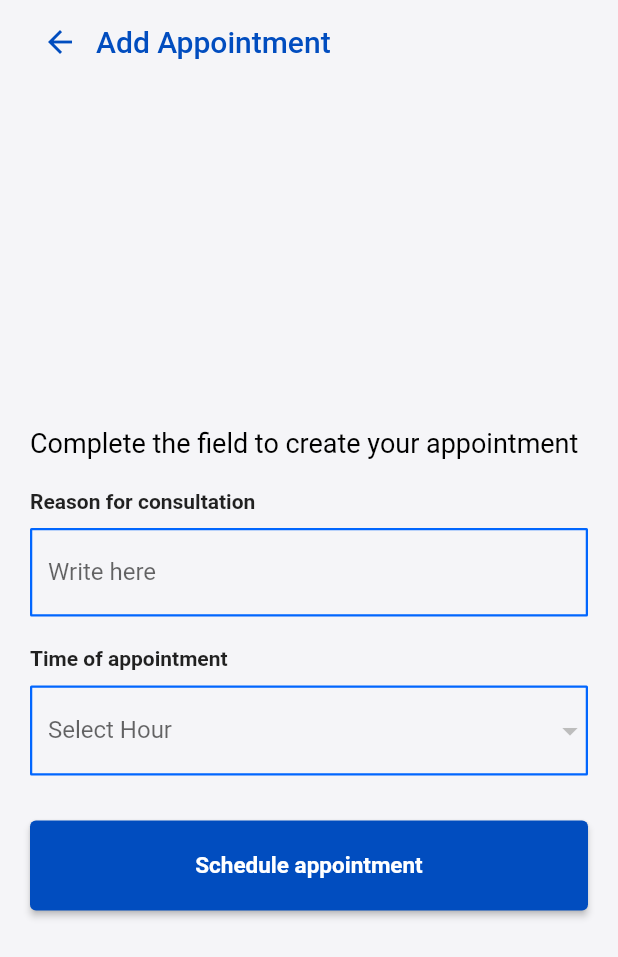
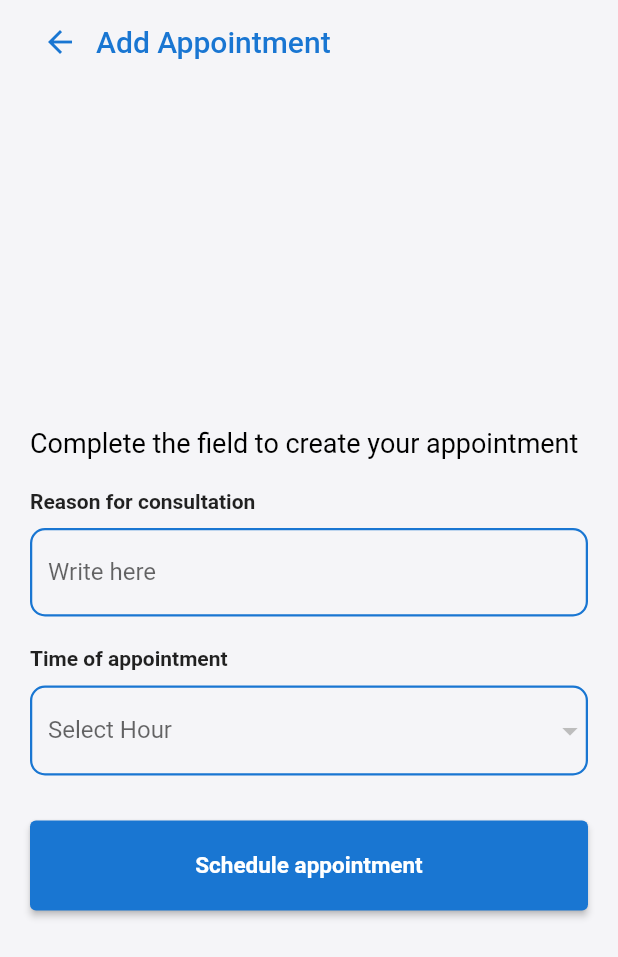
Before and after one commit to upc-pre-202401-Theraphy-SI728-SW81/Theraphy-AppMobile, a Flutter app: the MyTherapy screen opened directly with empty values, after a tap on "Add Appointment", on a phone screen of 412 x 824 dp. Shown: the top 957 px of the screen. Run offline on Flutter 3.47's test engine with Material 2 defaults, Android fonts, the phone set to English and light mode, and no system bars; our stand-ins replace carousel_slider, chewie, curved_navigation_bar, firebase_core, firebase_storage, fluttertoast and 5 more; missing offline and left inert: flutter_ffmpeg; accounts and stored records are empty; network calls fail.

Commit message:
fix: fixed all

```diff
--- a/lib/ui/therapy/my-therapy.dart
+++ b/lib/ui/therapy/my-therapy.dart
@@ -204,7 +204,7 @@ class _MyTherapyState extends State<MyTherapy> {
                             margin: const EdgeInsets.symmetric(horizontal: 5.0),
                             decoration: BoxDecoration(
                               color: _currentIndex == index
-                                  ? const Color(0xFF013D98)
+                                  ? AppConfig.primaryColor
                                   : const Color(0xFFB0D0FF),
                               borderRadius: BorderRadius.circular(50.0),
                             ),
@@ -214,7 +214,7 @@ class _MyTherapyState extends State<MyTherapy> {
                                 style: TextStyle(
                                   color: _currentIndex == index
                                       ? Colors.white
-                                      : const Color(0xFF013D98),
+                                      : AppConfig.primaryColor,
                                   fontSize: 17,
                                   fontWeight: FontWeight.bold,
                                 ),
@@ -242,10 +242,10 @@ class _MyTherapyState extends State<MyTherapy> {
                             child: Text(
                               dateShowed,
                               textAlign: TextAlign.center,
-                              style: const TextStyle(
+                              style:  TextStyle(
                                 fontSize: 20,
                                 fontWeight: FontWeight.bold,
-                                color: Color(0xFF013D98),
+                                color: AppConfig.primaryColor,
                               ),
                             ),
                           ),
@@ -321,10 +321,10 @@ class _MyTherapyState extends State<MyTherapy> {
                                 child: Text(
                                   dateShowed,
                                   textAlign: TextAlign.center,
-                                  style: const TextStyle(
+                                  style:  TextStyle(
                                     fontSize: 20,
                                     fontWeight: FontWeight.bold,
-                                    color: Color(0xFF013D98),
+                                    color: AppConfig.primaryColor
                                   ),
                                 ),
                               ),
@@ -435,10 +435,10 @@ class _MyTherapyState extends State<MyTherapy> {
                               child: Text(
                                 dateShowed,
                                 textAlign: TextAlign.center,
-                                style: const TextStyle(
+                                style:  TextStyle(
                                   fontSize: 20,
                                   fontWeight: FontWeight.bold,
-                                  color: Color(0xFF013D98),
+                                  color: AppConfig.primaryColor
                                 ),
                               ),
                             ),
@@ -472,7 +472,7 @@ class _MyTherapyState extends State<MyTherapy> {
                                 style: ButtonStyle(
                                   backgroundColor:
                                       MaterialStateProperty.all<Color>(
-                                          const Color(0xFF014DBF)),
+                                          AppConfig.primaryColor),
                                 ),
                                 child: const Text(
                                   "Add Video",
@@ -514,7 +514,7 @@ class _MyTherapyState extends State<MyTherapy> {
                                 style: ButtonStyle(
                                   backgroundColor:
                                       MaterialStateProperty.all<Color>(
-                                          const Color(0xFF014DBF)),
+                                          AppConfig.primaryColor),
                                 ),
                                 child: const Text(
                                   "Add Appointment",
--- a/lib/ui/therapy/new-appointment.dart
+++ b/lib/ui/therapy/new-appointment.dart
@@ -1,5 +1,6 @@
 import 'package:flutter/material.dart';
 import 'package:intl/intl.dart';
+import 'package:mobile_app_theraphy/config/app_config.dart';
 import 'package:mobile_app_theraphy/data/model/therapy.dart';
 import 'package:mobile_app_theraphy/data/remote/http_helper.dart';
 import 'package:mobile_app_theraphy/ui/therapy/my-therapy.dart';
@@ -96,18 +97,18 @@ class _NewAppointmentState extends State<NewAppointment> {
           title: Row(
             children: <Widget>[
               IconButton(
-                icon: const Icon(
+                icon:  Icon(
                   Icons.arrow_back,
-                  color: Color(0xFF014DBF),
+                  color: AppConfig.primaryColor
                 ),
                 onPressed: () {
                   // Agrega lógica para retroceder
                   Navigator.of(context).pop();
                 },
               ),
-              const Text(
+               Text(
                 "Add Appointment",
-                style: TextStyle(color: Color(0xFF014DBF)),
+                style: TextStyle(color: AppConfig.primaryColor),
               ),
             ],
           ),
@@ -170,7 +171,7 @@ class _NewAppointmentState extends State<NewAppointment> {
                                       horizontal: 5.0),
                                   decoration: BoxDecoration(
                                     color: _currentIndex == index
-                                        ? const Color(0xFF013D98)
+                                        ? AppConfig.primaryColor
                                         : const Color(0xFFB0D0FF),
                                     borderRadius: BorderRadius.circular(50.0),
                                   ),
@@ -180,7 +181,7 @@ class _NewAppointmentState extends State<NewAppointment> {
                                       style: TextStyle(
                                         color: _currentIndex == index
                                             ? const Color(0xFFF5F5F8)
-                                            : const Color(0xFF013D98),
+                                            : AppConfig.primaryColor,
                                         fontSize: 17,
                                         fontWeight: FontWeight.bold,
                                       ),
@@ -207,10 +208,10 @@ class _NewAppointmentState extends State<NewAppointment> {
                                   child: Text(
                                     dateShowed,
                                     textAlign: TextAlign.center,
-                                    style: const TextStyle(
+                                    style:  TextStyle(
                                       fontSize: 20,
                                       fontWeight: FontWeight.bold,
-                                      color: Color(0xFF013D98),
+                                      color: AppConfig.primaryColor,
                                     ),
                                   ),
                                 ),
@@ -263,9 +264,9 @@ class _NewAppointmentState extends State<NewAppointment> {
                                           labelText: "Write here",
                                           enabledBorder: OutlineInputBorder(
                                             borderRadius:
-                                                BorderRadius.circular(1.0),
-                                            borderSide: const BorderSide(
-                                              color: Color(0xFF0166FE),
+                                                BorderRadius.circular(10.0),
+                                            borderSide:  BorderSide(
+                                              color: AppConfig.primaryColor,
                                               width: 1.5,
                                             ),
                                           ),
@@ -303,17 +304,17 @@ class _NewAppointmentState extends State<NewAppointment> {
                                                 "Select Hour", // Etiqueta para el campo desplegable
                                             enabledBorder: OutlineInputBorder(
                                               borderRadius:
-                                                  BorderRadius.circular(1.0),
-                                              borderSide: const BorderSide(
-                                                color: Color(0xFF0166FE),
+                                                  BorderRadius.circular(10.0),
+                                              borderSide:  BorderSide(
+                                                color: AppConfig.primaryColor,
                                                 width: 1.5,
                                               ),
                                             ),
                                             focusedBorder: OutlineInputBorder(
                                               borderRadius:
-                                                  BorderRadius.circular(1.0),
-                                              borderSide: const BorderSide(
-                                                color: Color(0xFF0166FE),
+                                                  BorderRadius.circular(10.0),
+                                              borderSide:  BorderSide(
+                                                color: AppConfig.primaryColor,
                                                 width: 1.5,
                                               ),
                                             ),
@@ -389,8 +390,7 @@ class _NewAppointmentState extends State<NewAppointment> {
                                                                     ButtonStyle(
                                                                   backgroundColor: MaterialStateProperty.all<
                                                                           Color>(
-                                                                      const Color(
-                                                                          0xFF014DBF)), // Color de fondo personalizado para el botón "Cerrar"
+                                                                      AppConfig.primaryColor), // Color de fondo personalizado para el botón "Cerrar"
                                                                 ),
                                                                 child:
                                                                     const Text(
@@ -412,8 +412,7 @@ class _NewAppointmentState extends State<NewAppointment> {
                                           },
                                           style: ButtonStyle(
                                             backgroundColor: MaterialStateProperty
-                                                .all<Color>(const Color(
-                                                    0xFF014DBF)), // Color de fondo personalizado para el botón "Schedule appointment"
+                                                .all<Color>(AppConfig.primaryColor), // Color de fondo personalizado para el botón "Schedule appointment"
                                           ),
                                           child: Container(
                                             height:
```
Also changed, not shown: lib/ui/consultations/consultation_list.dart (+13 -12 lines), lib/ui/home/home.dart (+6 -5 lines), lib/ui/therapy/new-therapy.dart (+16 -17 lines), lib/ui/therapy/new-video.dart (+18 -18 lines).
